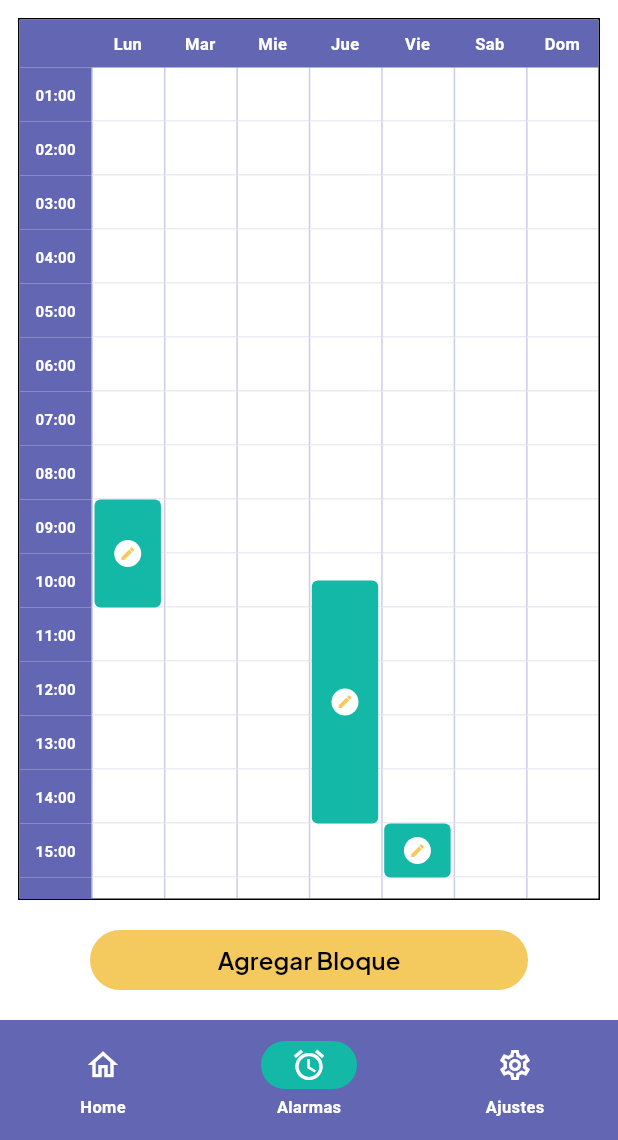
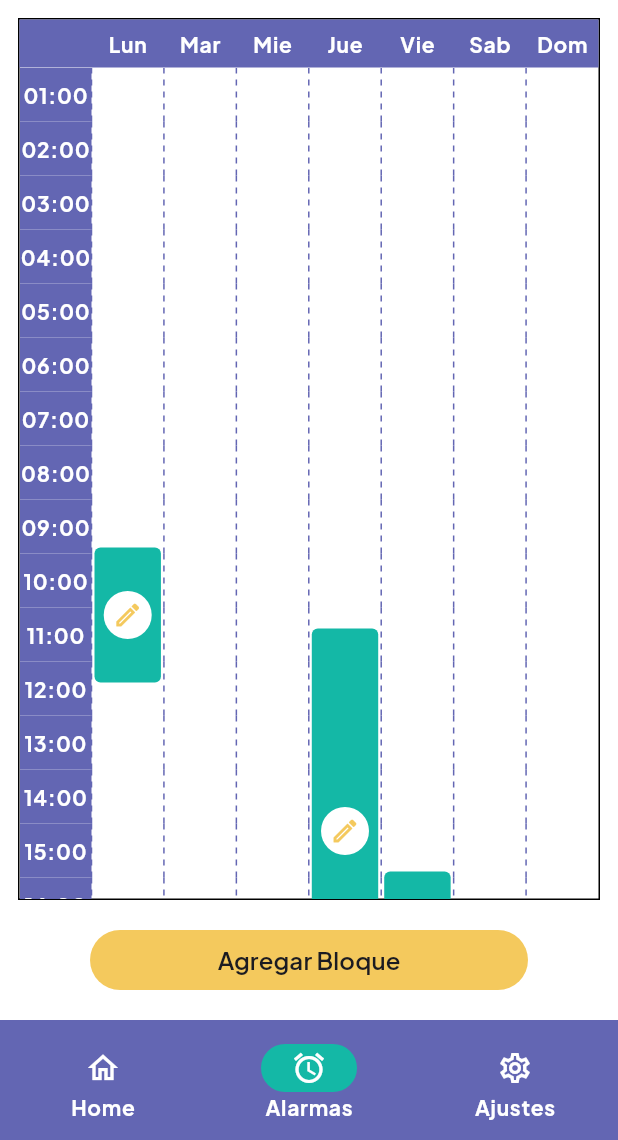
Before and after one commit to JulianaFFF/wordup-movil, a Flutter app: the screen it shows after launch, item 2 of the bottom bar chosen, after a tap on "Crear Alarmas", on a phone screen of 412 x 824 dp, the part 96-1236 px from its top. Run offline on Flutter 3.47's test engine with Material 3 defaults, Android fonts, the phone set to English and light mode, and no system bars; our stand-ins replace google_fonts.

Commit message:
Create Alarm Commit

```diff
--- a/lib/screens/create_alarm_screen.dart
+++ b/lib/screens/create_alarm_screen.dart
@@ -12,6 +12,28 @@ class _Block {
   final double endHour;
 }
 
+class _DashedLinePainter extends CustomPainter {
+  @override
+  void paint(Canvas canvas, Size size) {
+    final paint = Paint()
+      ..color = AppColors.primary
+      ..strokeWidth = 1;
+
+    const dashHeight = 4;
+    const dashSpace = 4;
+    double startY = 0;
+
+    while (startY < size.height) {
+      final end = (startY + dashHeight).clamp(0, size.height).toDouble();
+      canvas.drawLine(Offset(0, startY), Offset(0, end), paint);
+      startY += dashHeight + dashSpace;
+    }
+  }
+
+  @override
+  bool shouldRepaint(_DashedLinePainter old) => false;
+}
+
 /// Calendario semanal (01:00 - 16:00) donde se ven los bloques de alarmas.
 class CreateAlarmScreen extends StatefulWidget {
   const CreateAlarmScreen({super.key});
@@ -22,13 +44,13 @@ class CreateAlarmScreen extends StatefulWidget {
 
 class _CreateAlarmScreenState extends State<CreateAlarmScreen> {
   static const _firstHour = 1;
-  static const _lastHour = 16;
+  static const _lastHour = 24;
   static const _rowHeight = 36.0;
   static const _timeColWidth = 48.0;
   static const _headerHeight = 32.0;
   static const _days = ['Lun', 'Mar', 'Mie', 'Jue', 'Vie', 'Sab', 'Dom'];
 
-  final _blocks = [_Block(0, 9, 11), _Block(3, 10.5, 15), _Block(4, 15, 16)];
+  final _blocks = [_Block(0, 9, 11.5), _Block(3, 10.5, 18), _Block(4, 15, 20)];
 
   Future<void> _addBlock() async {
     final r = await showAlarmCardDialog(
@@ -59,21 +81,29 @@ class _CreateAlarmScreenState extends State<CreateAlarmScreen> {
               padding: const EdgeInsets.all(12),
               child: Container(
                 decoration: BoxDecoration(border: Border.all()),
-                child: SingleChildScrollView(
                 child: LayoutBuilder(
                   builder: (context, c) {
                     final colW = (c.maxWidth - _timeColWidth) / 7;
-                      return SizedBox(
-                        height: _headerHeight + rows * _rowHeight,
+                    final rows = _lastHour - _firstHour + 1;
+                    return Column(
+                      children: [
+                        _gridHeader(colW),
+                        Expanded(
+                            child: SingleChildScrollView(
+                              child: SizedBox(
+                              height: rows * _rowHeight,
                               child: Stack(
                                 children: [
                                   _grid(colW, rows),
                                   for (final b in _blocks) _blockWidget(b, colW),
                                 ],
                               ),
+                            ),
+                            )
+                        )
+                      ]
                     );
                   },
-                  ),
                 ),
               ),
             ),
@@ -88,7 +118,32 @@ class _CreateAlarmScreenState extends State<CreateAlarmScreen> {
                   foregroundColor: AppColors.black,
                 ),
                 onPressed: _addBlock,
-                child: const Text('Agregar Bloque'),
+                child: Text('Agregar Bloque', style: Theme.of(context).textTheme.labelLarge,),
+              ),
+            ),
+          ),
+        ],
+      ),
+    );
+  }
+
+
+  Widget _gridHeader(double colW) {
+    return Container(
+      height: _headerHeight,
+      color: AppColors.primary,
+      child: Row(
+        children: [
+          const SizedBox(width: _timeColWidth),
+          for (final d in _days)
+            SizedBox(
+              width: colW,
+              child: Center(
+                child: Text(
+                  d,
+                  style: Theme.of(context).textTheme.labelMedium?.copyWith(
+                    color: AppColors.white,
+                  ),
                 ),
               ),
             ),
@@ -100,29 +155,6 @@ class _CreateAlarmScreenState extends State<CreateAlarmScreen> {
   Widget _grid(double colW, int rows) {
     return Column(
       children: [
-        Container(
-          height: _headerHeight,
-          color: AppColors.primary,
-          child: Row(
-            children: [
-              const SizedBox(width: _timeColWidth),
-              for (final d in _days)
-                SizedBox(
-                  width: colW,
-                  child: Center(
-                    child: Text(
-                      d,
-                      style: const TextStyle(
-                        color: AppColors.white,
-                        fontSize: 11,
-                        fontWeight: FontWeight.bold,
-                      ),
-                    ),
-                  ),
-                ),
-            ],
-          ),
-        ),
         for (var h = _firstHour; h <= _lastHour; h++)
           SizedBox(
             height: _rowHeight,
@@ -134,21 +166,18 @@ class _CreateAlarmScreenState extends State<CreateAlarmScreen> {
                   color: AppColors.primary,
                   child: Text(
                     '${h.toString().padLeft(2, '0')}:00',
-                    style: const TextStyle(
+                    style: Theme.of(context).textTheme.labelMedium?.copyWith(
                       color: AppColors.white,
-                      fontSize: 10,
-                      fontWeight: FontWeight.bold,
                     ),
                   ),
                 ),
                 for (var d = 0; d < 7; d++)
-                  Container(
+                  SizedBox(
                     width: colW,
-                    decoration: const BoxDecoration(
-                      border: Border(
-                        left: BorderSide(color: Color(0x556366B3)),
-                        bottom: BorderSide(color: Color(0x226366B3)),
-                      ),
+                    height: _rowHeight,
+                    child: CustomPaint(
+                      painter: _DashedLinePainter(),
+                      size: Size(colW, _rowHeight),
                     ),
                   ),
               ],
@@ -167,7 +196,25 @@ class _CreateAlarmScreenState extends State<CreateAlarmScreen> {
       top: top,
       height: height,
       child: GestureDetector(
-        onTap: () => setState(() => _blocks.remove(b)),
+        onTap: () async {
+          final r = await showAlarmCardDialog(
+            context,
+            initialDays: {b.day},
+            start: TimeOfDay(hour: b.startHour.floor(), minute: ((b.startHour % 1) * 60).round()),
+            end: TimeOfDay(hour: b.endHour.floor(), minute: ((b.endHour % 1) * 60).round()),
+            confirmLabel: 'Guardar',
+            confirmIcon: Icons.check,
+            singleDay: true,
+          );
+          if (r == null) return;
+          final s = r.start.hour + r.start.minute / 60;
+          final e = r.end.hour + r.end.minute / 60;
+          if (e <= s) return;
+          setState(() {
+            _blocks.remove(b);
+            _blocks.add(_Block(r.days.first, s, e));
+          });
+        },
         child: Container(
           decoration: BoxDecoration(
             color: AppColors.secondary,
@@ -175,9 +222,9 @@ class _CreateAlarmScreenState extends State<CreateAlarmScreen> {
           ),
           alignment: Alignment.center,
           child: const CircleAvatar(
-            radius: 9,
+            radius: 16,
             backgroundColor: AppColors.white,
-            child: Icon(Icons.edit, size: 11, color: AppColors.highlight),
+            child: Icon(Icons.edit_outlined, size: 20, color: AppColors.highlight),
           ),
         ),
       ),
--- a/lib/screens/main_shell.dart
+++ b/lib/screens/main_shell.dart
@@ -6,8 +6,6 @@ import 'alarms_screen.dart';
 import 'home_screen.dart';
 import 'settings_screen.dart';
 
-/// Contiene la barra de navegación inferior. Cada pestaña tiene su propio
-/// Navigator para que la barra siga visible al entrar a Flashcard, etc.
 class MainShell extends StatefulWidget {
   const MainShell({super.key});
 
@@ -47,10 +45,8 @@ class _MainShellState extends State<MainShell> {
             backgroundColor: AppColors.primary,
             indicatorColor: AppColors.secondary,
             labelTextStyle: WidgetStateProperty.all(
-              const TextStyle(
+              Theme.of(context).textTheme.labelMedium?.copyWith(
                 color: AppColors.white,
-                fontSize: 11,
-                fontWeight: FontWeight.bold,
               ),
             ),
             iconTheme: WidgetStateProperty.all(
@@ -60,6 +56,7 @@ class _MainShellState extends State<MainShell> {
           child: NavigationBar(
             selectedIndex: _index,
             onDestinationSelected: (i) {
+              if (i == 2) return;
               if (i == _index) {
                 _keys[i].currentState!.popUntil((r) => r.isFirst);
               }
--- a/lib/widgets/alarm_card_dialog.dart
+++ b/lib/widgets/alarm_card_dialog.dart
@@ -89,7 +89,7 @@ class _AlarmCardState extends State<_AlarmCard> {
             primary: AppColors.white,
             onPrimary: AppColors.secondary,
             surface: AppColors.secondary,
-            onSurface: AppColors.white,
+            onSurface: AppColors.black,
             surfaceContainerHigh: AppColors.secondary,
             secondaryContainer: AppColors.white,
             onSecondaryContainer: AppColors.black,
```
Lines whose indentation alone changed are shown as unchanged.
